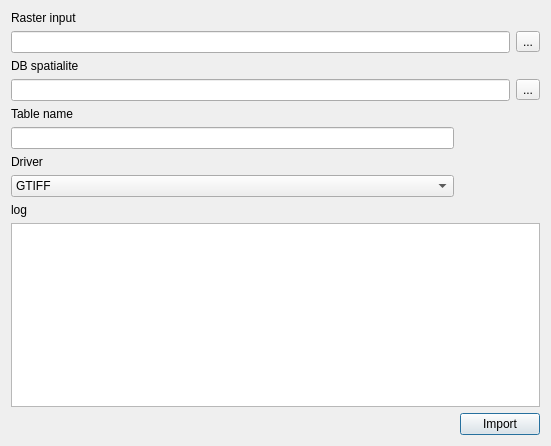
The window that qgis2raster_dialog_base.ui (enzococca/qgis2rasterlite) describes before a commit, drawn with Qt 5.
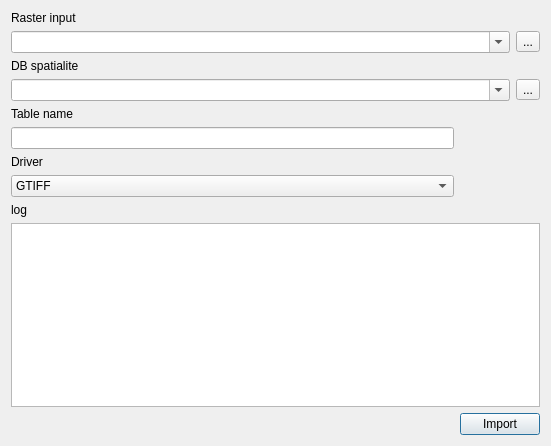
The same window after the commit. Custom widgets are drawn as their Qt base class.

Patch:
```diff
--- a/qgis2raster_dialog_base.ui
+++ b/qgis2raster_dialog_base.ui
@@ -21,9 +21,6 @@
      </property>
     </widget>
    </item>
-   <item row="1" column="0" colspan="2">
-    <widget class="QLineEdit" name="lineEdit_raster"/>
-   </item>
    <item row="1" column="2">
     <widget class="QToolButton" name="toolButton_raster">
      <property name="text">
@@ -38,9 +35,6 @@
      </property>
     </widget>
    </item>
-   <item row="3" column="0" colspan="2">
-    <widget class="QLineEdit" name="lineEdit_database"/>
-   </item>
    <item row="3" column="2">
     <widget class="QToolButton" name="toolButton_database">
      <property name="text">
@@ -96,8 +90,35 @@
      </property>
     </widget>
    </item>
+   <item row="3" column="0" colspan="2">
+    <widget class="QComboBox" name="comboBox_database">
+     <property name="editable">
+      <bool>true</bool>
+     </property>
+    </widget>
+   </item>
+   <item row="1" column="0" colspan="2">
+    <widget class="QgsMapLayerComboBox" name="comboBox_raster">
+     <property name="editable">
+      <bool>true</bool>
+     </property>
+     <property name="allowEmptyLayer">
+      <bool>true</bool>
+     </property>
+     <property name="showCrs">
+      <bool>false</bool>
+     </property>
+    </widget>
+   </item>
   </layout>
  </widget>
+ <customwidgets>
+  <customwidget>
+   <class>QgsMapLayerComboBox</class>
+   <extends>QComboBox</extends>
+   <header>qgsmaplayercombobox.h</header>
+  </customwidget>
+ </customwidgets>
  <resources/>
  <connections/>
 </ui>
```
